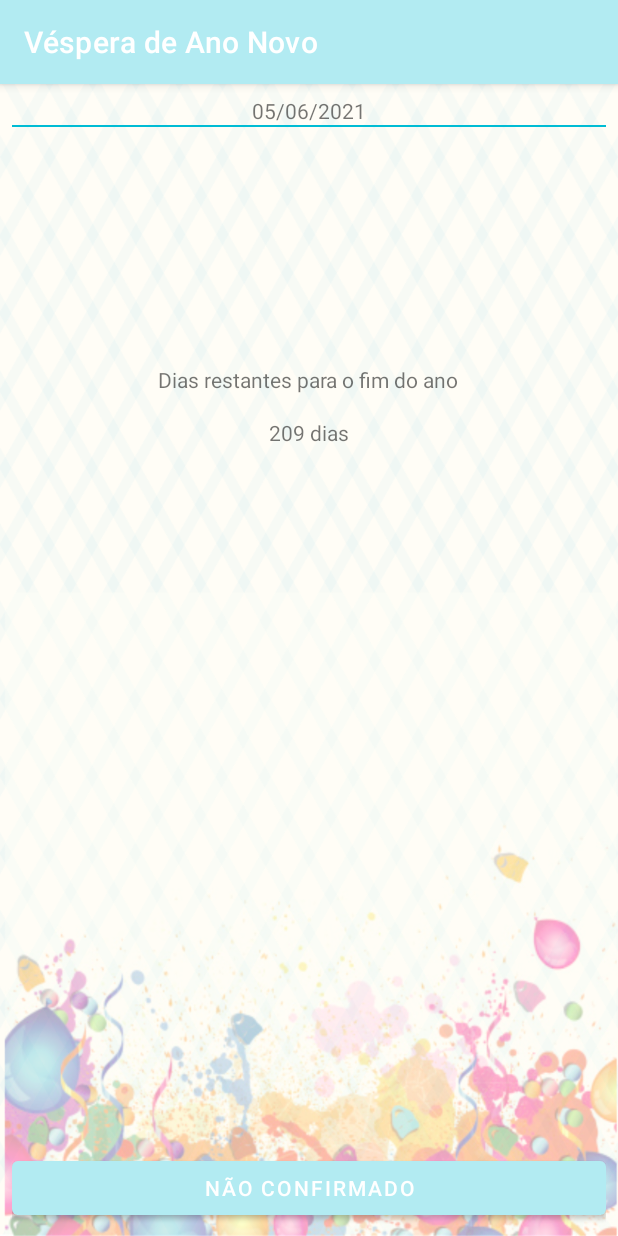
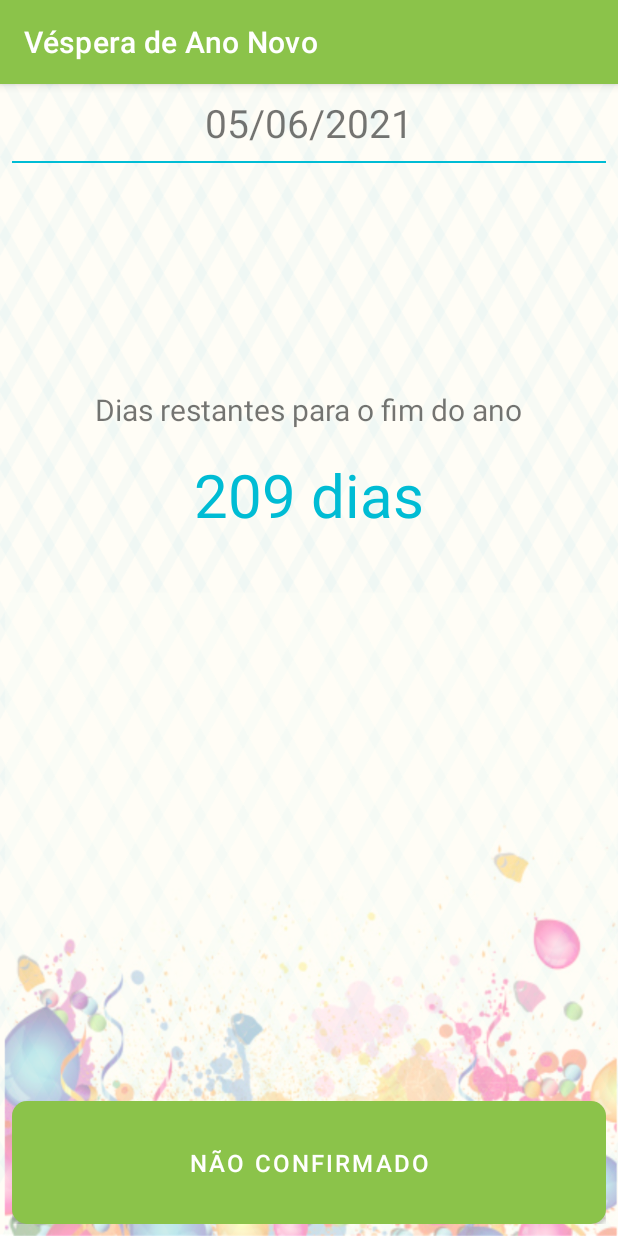
Before and after one commit to Leonardo-de-Andrade/reveillon-app, an Android app: the screen it shows after launch (MainActivity), on a phone screen of 412 x 824 dp. Run offline under Robolectric (Android 15) with nearby library versions, the phone set to English and light mode, and no system bars.

Commit message:
prjeto finalizado

```diff
--- a/app/src/main/java/com/leonardoandrade/reveillon/data/SercurityPreferences.java
+++ b/app/src/main/java/com/leonardoandrade/reveillon/data/SercurityPreferences.java
@@ -15,7 +15,7 @@ public class SercurityPreferences {
         this.mSharedPreferences.edit().putString(key, value).apply();
     }
 
-    public String getStoreString(String key) {
+    public String getStoredString(String key) {
         return this.mSharedPreferences.getString(key, "");
     }
 }
--- a/app/src/main/java/com/leonardoandrade/reveillon/view/DetailsActivity.java
+++ b/app/src/main/java/com/leonardoandrade/reveillon/view/DetailsActivity.java
@@ -30,7 +30,7 @@ public class DetailsActivity extends AppCompatActivity implements View.OnClickLi
     @Override
     public void onClick(View v) {
         if (v.getId() == R.id.check_participate) {
-            if (this.mViewHolder.checkParticipate.isChecked() == true) {
+            if (this.mViewHolder.checkParticipate.isChecked()) {
                 this.mPreferences.storeString(ReveillonConstants.PRESENCE_KEY, ReveillonConstants.CONFIRMATION_YES);
             } else {
                 this.mPreferences.storeString(ReveillonConstants.PRESENCE_KEY, ReveillonConstants.CONFIRMATION_NO);
@@ -42,9 +42,9 @@ public class DetailsActivity extends AppCompatActivity implements View.OnClickLi
         Bundle extras = getIntent().getExtras();
         if (extras != null) {
             String presence = extras.getString(ReveillonConstants.PRESENCE_KEY);
-            if (presence != null && presence == ReveillonConstants.CONFIRMATION_YES) {
+            if (presence != null && presence.equals(ReveillonConstants.CONFIRMATION_YES))
                 this.mViewHolder.checkParticipate.setChecked(true);
-            } else {
+            else {
                 this.mViewHolder.checkParticipate.setChecked(false);
             }
         }
--- a/app/src/main/java/com/leonardoandrade/reveillon/view/MainActivity.java
+++ b/app/src/main/java/com/leonardoandrade/reveillon/view/MainActivity.java
@@ -34,7 +34,7 @@ public class MainActivity extends AppCompatActivity implements View.OnClickListe
 
         this.mViewHolder.buttonConfirm.setOnClickListener(this);
 
-        String daysLeft = String.format("%s %s", String.valueOf(this.getDaysLeft()), getString(R.string.dias));
+        String daysLeft = String.format("%s %s", this.getDaysLeft(), getString(R.string.dias));
         this.mViewHolder.textToday.setText(SIMPLES_DATE_FORMAT.format(Calendar.getInstance().getTime()));
         this.mViewHolder.textDaysLeft.setText(daysLeft);
 
@@ -50,7 +50,7 @@ public class MainActivity extends AppCompatActivity implements View.OnClickListe
     @Override
     public void onClick(View v) {
         if (v.getId() == R.id.button_confirm) {
-            String presence = this.mPreferences.getStoreString(ReveillonConstants.PRESENCE_KEY);
+            String presence = this.mPreferences.getStoredString(ReveillonConstants.PRESENCE_KEY);
             Intent intent = new Intent(this, DetailsActivity.class);
             intent.putExtra(ReveillonConstants.PRESENCE_KEY, presence);
             startActivity(intent);
@@ -58,7 +58,7 @@ public class MainActivity extends AppCompatActivity implements View.OnClickListe
     }
 
     private void verifyPresence() {
-        String presence = this.mPreferences.getStoreString(ReveillonConstants.PRESENCE_KEY);
+        String presence = this.mPreferences.getStoredString(ReveillonConstants.PRESENCE_KEY);
         if (presence.equals("")) {
             this.mViewHolder.buttonConfirm.setText(R.string.nao_confirmado);
         } else if (presence.equals(ReveillonConstants.CONFIRMATION_YES)) {
--- /dev/null
+++ b/app/src/main/res/drawable/button_background.xml
@@ -0,0 +1,5 @@
+<?xml version="1.0" encoding="utf-8"?>
+<shape xmlns:android="http://schemas.android.com/apk/res/android">
+    <corners android:radius="10dp" />
+    <solid android:color="@color/colorAccent" />
+</shape>
--- a/app/src/main/res/layout/activity_details.xml
+++ b/app/src/main/res/layout/activity_details.xml
@@ -13,7 +13,7 @@
         android:layout_height="wrap_content"
         android:layout_centerHorizontal="true"
         android:text="@string/voc_vai_participar"
-        android:textSize="16dp" />
+        android:textSize="28sp" />
 
     <View
         android:id="@+id/view_line"
@@ -21,7 +21,7 @@
         android:layout_height="1dp"
         android:layout_below="@+id/text_label"
         android:layout_centerHorizontal="true"
-        android:layout_marginTop="10dp"
+        android:layout_marginTop="8dp"
         android:background="@color/colorPrimary" />
 
     <CheckBox
@@ -32,6 +32,6 @@
         android:layout_centerHorizontal="true"
         android:layout_marginTop="300dp"
         android:text="@string/voc_vai_participar"
-        android:textSize="16sp" />
+        android:textSize="28sp" />
 
 </RelativeLayout>
--- a/app/src/main/res/layout/activity_main.xml
+++ b/app/src/main/res/layout/activity_main.xml
@@ -12,12 +12,14 @@
         android:layout_width="match_parent"
         android:layout_height="wrap_content"
         android:gravity="center"
-        android:text="01/06/2021" />
+        android:text="01/06/2021"
+        android:textSize="26sp" />
 
     <View
         android:layout_width="match_parent"
         android:layout_height="1dp"
         android:layout_below="@id/text_today"
+        android:layout_marginTop="8dp"
         android:background="@color/colorPrimary" />
 
     <TextView
@@ -27,22 +29,29 @@
         android:layout_below="@id/text_today"
         android:layout_centerHorizontal="true"
         android:layout_marginTop="160dp"
-        android:text="@string/dias_restantes_para_o_fim_do_ano" />
+        android:text="@string/dias_restantes_para_o_fim_do_ano"
+        android:textSize="20sp" />
 
     <TextView
         android:id="@+id/text_days_left"
         android:layout_width="wrap_content"
         android:layout_height="wrap_content"
         android:layout_below="@+id/text_label_days_left"
+        android:layout_centerHorizontal="true"
         android:layout_marginTop="16dp"
-        android:layout_centerHorizontal="true"
-        android:text="180 dias" />
+        android:text="180 dias"
+        android:textColor="@color/colorPrimary"
+        android:textSize="40sp" />
 
     <Button
+        android:id="@+id/button_confirm"
         android:layout_width="match_parent"
         android:layout_height="wrap_content"
-        android:id="@+id/button_confirm"
         android:layout_alignParentBottom="true"
-        android:text="Sim" />
+        android:background="@drawable/button_background"
+        android:padding="24dp"
+        android:text="Sim"
+        android:textColor="@color/colorTextWhite"
+        android:textSize="16sp" />
 
 </RelativeLayout>
--- a/app/src/main/res/values/themes.xml
+++ b/app/src/main/res/values/themes.xml
@@ -2,7 +2,7 @@
     <!-- Base application theme. -->
     <style name="Theme.Reveillon" parent="Theme.MaterialComponents.DayNight.DarkActionBar">
         <!-- Primary brand color. -->
-        <item name="colorPrimary">@color/colorPrimaryLight</item>
+        <item name="colorPrimary">@color/colorAccent</item>
         <item name="colorPrimaryVariant">@color/colorPrimaryDark</item>
         <item name="colorOnPrimary">@color/colorTextWhite</item>
         <!-- Secondary brand color. -->
```
